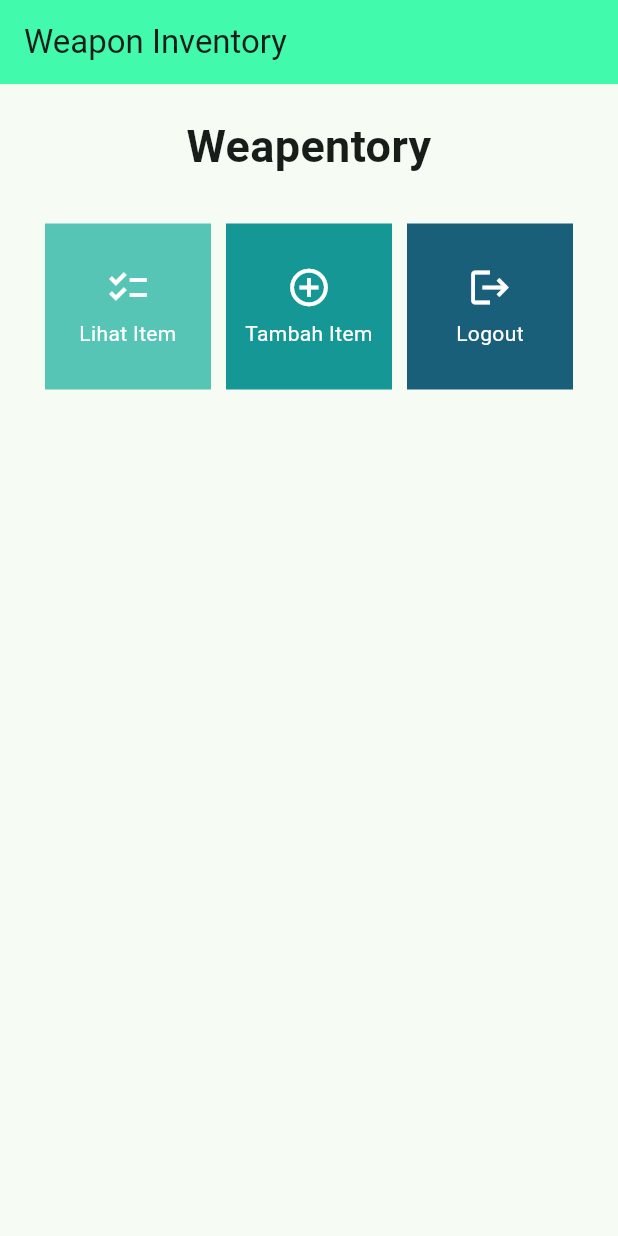
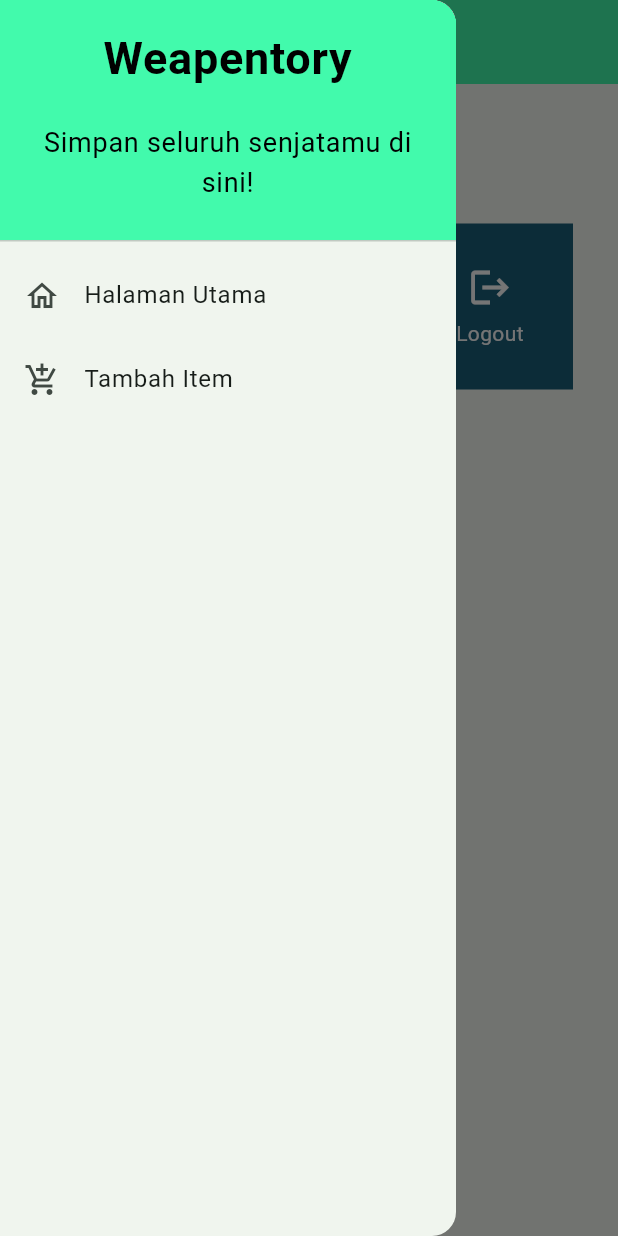
Before and after one commit to rafizia/weapon-inventory-mobile, a Flutter app: the screen it shows after launch, with the side drawer open (before the commit the screen has no drawer), on a phone screen of 412 x 824 dp. Run offline on Flutter 3.47's test engine with Material 2 defaults, Android fonts, the phone set to English and light mode, and no system bars.

Commit message:
selesai mengerjakan tugas 8

```diff
--- a/lib/main.dart
+++ b/lib/main.dart
@@ -1,5 +1,5 @@
 import 'package:flutter/material.dart';
-import 'package:weapon_inventory/menu.dart';
+import 'package:weapon_inventory/screens/menu.dart';
 
 void main() {
   runApp(const MyApp());
--- a/lib/menu.dart
+++ b/lib/screens/menu.dart
@@ -1,4 +1,7 @@
 import 'package:flutter/material.dart';
+import 'package:weapon_inventory/widgets/left_drawer.dart';
+import 'package:weapon_inventory/screens/weaponlist_form.dart';
+import 'package:weapon_inventory/widgets/weapon_card.dart';
 
 class MyHomePage extends StatelessWidget {
   MyHomePage({Key? key}) : super(key: key);
@@ -17,6 +20,7 @@
           'Weapon Inventory',
         ),
       ),
+      drawer: const LeftDrawer(),
       body: SingleChildScrollView(
         // Widget wrapper yang dapat discroll
         child: Padding(
@@ -58,14 +62,6 @@
   }
 }
 
-class WeaponItem {
-  final String name;
-  final IconData icon;
-  final Color color;
-
-  WeaponItem(this.name, this.icon, this.color);
-}
-
 class WeaponCard extends StatelessWidget {
   final WeaponItem item;
 
@@ -83,6 +79,13 @@
             ..hideCurrentSnackBar()
             ..showSnackBar(SnackBar(
                 content: Text("Kamu telah menekan tombol ${item.name}!")));
+
+          // Navigate ke route yang sesuai (tergantung jenis tombol)
+          if (item.name == "Tambah Item") {
+            Navigator.push(context,
+                MaterialPageRoute(builder: (context) => const WeaponFormPage()));
+          }
+
         },
         child: Container(
           // Container untuk menyimpan Icon dan Text
--- /dev/null
+++ b/lib/widgets/left_drawer.dart
@@ -0,0 +1,68 @@
+import 'package:flutter/material.dart';
+import 'package:weapon_inventory/screens/menu.dart';
+import 'package:weapon_inventory/screens/weaponlist_form.dart';
+
+class LeftDrawer extends StatelessWidget {
+  const LeftDrawer({super.key});
+
+  @override
+  Widget build(BuildContext context) {
+    return Drawer(
+      child: ListView(
+        children: [
+          const DrawerHeader(
+            decoration: BoxDecoration(
+              color: Color(0xFF42faac),
+            ),
+            child: Column(
+              children: [
+                Text(
+                  'Weapentory',
+                  textAlign: TextAlign.center,
+                  style: TextStyle(
+                    fontSize: 30,
+                    fontWeight: FontWeight.bold,
+                    color: Colors.black,
+                  ),
+                ),
+                Padding(padding: EdgeInsets.all(10)),
+                Text("Simpan seluruh senjatamu di sini!",
+                  textAlign: TextAlign.center,
+                  style: TextStyle(
+                    fontSize: 18,
+                    fontWeight: FontWeight.normal,
+                    color: Colors.black,
+                  ),
+                ),
+              ],
+            ),
+          ),
+          ListTile(
+            leading: const Icon(Icons.home_outlined),
+            title: const Text('Halaman Utama'),
+            // Bagian redirection ke MyHomePage
+            onTap: () {
+              Navigator.pushReplacement(
+                  context,
+                  MaterialPageRoute(
+                    builder: (context) => MyHomePage(),
+                  ));
+            },
+          ),
+          ListTile(
+            leading: const Icon(Icons.add_shopping_cart),
+            title: const Text('Tambah Item'),
+            // Bagian redirection ke ShopFormPage
+            onTap: () {
+              Navigator.pushReplacement(
+                  context,
+                  MaterialPageRoute(
+                    builder: (context) => const WeaponFormPage(),
+                  ));
+            },
+          ),
+        ],
+      ),
+    );
+  }
+}
--- /dev/null
+++ b/lib/widgets/weapon_card.dart
@@ -0,0 +1,10 @@
+import 'package:weapon_inventory/screens/weaponlist_form.dart';
+import 'package:flutter/material.dart';
+
+class WeaponItem {
+  final String name;
+  final IconData icon;
+  final Color color;
+
+  WeaponItem(this.name, this.icon, this.color);
+}
```
Also changed, not shown: lib/screens/weaponlist_form.dart (added, +241 -0 lines), 1 other file.
